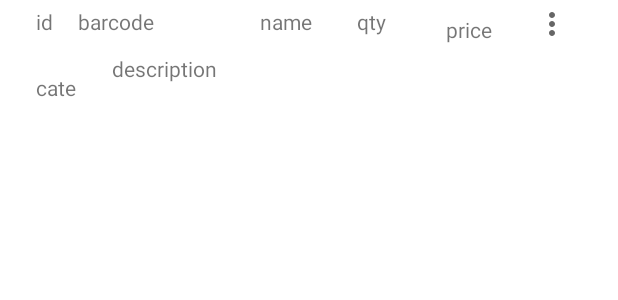
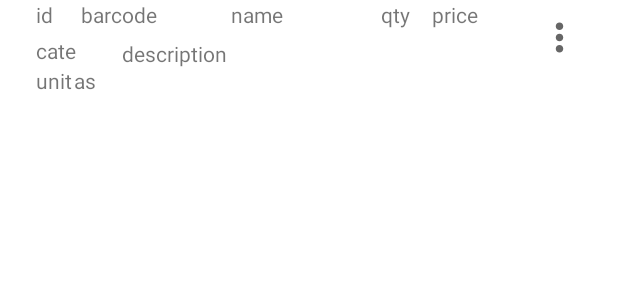
Before and after one commit to Barengific/POSRA, an Android app built with Jetpack Compose: the layout rv_product.xml on its own in the app's theme, with its tools: preview values and no code run, on a phone screen of 412 x 824 dp. Shown: the top 300 px of the screen. Run offline under Robolectric (Android 15) with nearby library versions, the phone set to English and light mode, and no system bars.

Commit message:
Update rv_product.xml

```diff
--- a/app/src/main/res/layout/rv_product.xml
+++ b/app/src/main/res/layout/rv_product.xml
@@ -13,99 +13,87 @@
 
         <TextView
             android:id="@+id/tv_Id"
-            android:layout_width="28dp"
+            android:layout_width="30dp"
             android:layout_height="24dp"
             android:text="id"
-            app:layout_constraintBottom_toBottomOf="parent"
-            app:layout_constraintEnd_toEndOf="parent"
-            app:layout_constraintHorizontal_bias="0.0"
             app:layout_constraintStart_toStartOf="parent"
-            app:layout_constraintTop_toTopOf="parent"
-            app:layout_constraintVertical_bias="0.111" />
+            app:layout_constraintTop_toTopOf="parent" />
 
         <TextView
             android:id="@+id/tv_barcode"
-            android:layout_width="120dp"
+            android:layout_width="100dp"
             android:layout_height="24dp"
             android:text="barcode"
-            app:layout_constraintBottom_toBottomOf="parent"
-            app:layout_constraintEnd_toEndOf="parent"
-            app:layout_constraintHorizontal_bias="0.115"
-            app:layout_constraintStart_toStartOf="parent"
-            app:layout_constraintTop_toTopOf="parent"
-            app:layout_constraintVertical_bias="0.111" />
+            app:layout_constraintStart_toEndOf="@+id/tv_Id"
+            app:layout_constraintTop_toTopOf="parent"/>
 
         <TextView
             android:id="@+id/tv_name"
-            android:layout_width="65dp"
+            android:layout_width="100dp"
             android:layout_height="24dp"
             android:text="name"
-            app:layout_constraintBottom_toBottomOf="parent"
-            app:layout_constraintEnd_toEndOf="parent"
-            app:layout_constraintStart_toStartOf="parent"
-            app:layout_constraintTop_toTopOf="parent"
-            app:layout_constraintVertical_bias="0.111" />
+            app:layout_constraintStart_toEndOf="@+id/tv_barcode"
+            app:layout_constraintTop_toTopOf="parent"/>
 
         <TextView
-            android:id="@+id/tv_qty"
-            android:layout_width="55dp"
+            android:id="@+id/tv_stockQty"
+            android:layout_width="30dp"
             android:layout_height="24dp"
             android:text="qty"
-            app:layout_constraintBottom_toBottomOf="parent"
-            app:layout_constraintEnd_toEndOf="parent"
-            app:layout_constraintHorizontal_bias="0.694"
-            app:layout_constraintStart_toStartOf="parent"
-            app:layout_constraintTop_toTopOf="parent"
-            app:layout_constraintVertical_bias="0.111" />
+            app:layout_constraintStart_toEndOf="@+id/tv_name"
+            app:layout_constraintTop_toTopOf="parent" />
 
         <TextView
             android:id="@+id/tv_price"
-            android:layout_width="wrap_content"
-            android:layout_height="wrap_content"
+            android:layout_width="70dp"
+            android:layout_height="24dp"
             android:layout_marginStart="4dp"
             android:text="price"
-            app:layout_constraintBottom_toBottomOf="parent"
+            app:layout_constraintStart_toEndOf="@+id/tv_stockQty"
             app:layout_constraintEnd_toStartOf="@+id/ivMore"
-            app:layout_constraintHorizontal_bias="0.0"
-            app:layout_constraintStart_toEndOf="@+id/tv_qty"
-            app:layout_constraintTop_toTopOf="parent"
-            app:layout_constraintVertical_bias="0.2" />
+            app:layout_constraintTop_toTopOf="parent"/>
 
         <ImageView
             android:id="@+id/ivMore"
-            android:layout_width="25dp"
-            android:layout_height="24dp"
-            app:layout_constraintBottom_toBottomOf="parent"
+            android:layout_width="30dp"
+            android:layout_height="50dp"
             app:layout_constraintEnd_toEndOf="parent"
-            app:layout_constraintHorizontal_bias="0.979"
-            app:layout_constraintStart_toStartOf="parent"
             app:layout_constraintTop_toTopOf="parent"
-            app:layout_constraintVertical_bias="0.088"
             app:srcCompat="@drawable/ic_baseline_more_vert_24" />
 
         <TextView
             android:id="@+id/tv_category"
-            android:layout_width="wrap_content"
-            android:layout_height="wrap_content"
-            android:layout_marginTop="20dp"
+            android:layout_width="50dp"
+            android:layout_height="20dp"
             android:text="cate"
-            app:layout_constraintBottom_toBottomOf="parent"
-            app:layout_constraintEnd_toEndOf="parent"
-            app:layout_constraintHorizontal_bias="0.0"
             app:layout_constraintStart_toStartOf="parent"
-            app:layout_constraintTop_toBottomOf="@+id/tv_barcode"
-            app:layout_constraintVertical_bias="0.0" />
+            app:layout_constraintTop_toBottomOf="@+id/tv_barcode" />
+
+        <TextView
+            android:id="@+id/tv_unit"
+            android:layout_width="25dp"
+            android:layout_height="24dp"
+            android:text="unit"
+            app:layout_constraintStart_toStartOf="parent"
+            app:layout_constraintTop_toBottomOf="@+id/tv_category" />
+
+        <TextView
+            android:id="@+id/tv_unit_as"
+            android:layout_width="25dp"
+            android:layout_height="24dp"
+            android:text="as"
+            app:layout_constraintStart_toEndOf="@+id/tv_unit"
+            app:layout_constraintTop_toBottomOf="@+id/tv_category" />
 
         <TextView
             android:id="@+id/tv_description"
-            android:layout_width="290dp"
-            android:layout_height="32dp"
+            android:layout_width="300dp"
+            android:layout_height="40dp"
             android:text="description"
             app:layout_constraintBottom_toBottomOf="parent"
             app:layout_constraintEnd_toEndOf="parent"
             app:layout_constraintStart_toEndOf="@+id/tv_category"
-            app:layout_constraintTop_toBottomOf="@+id/tv_name"
-            app:layout_constraintVertical_bias="0.947" />
+            app:layout_constraintTop_toBottomOf="@+id/tv_name" />
 
     </androidx.constraintlayout.widget.ConstraintLayout>
 
```
